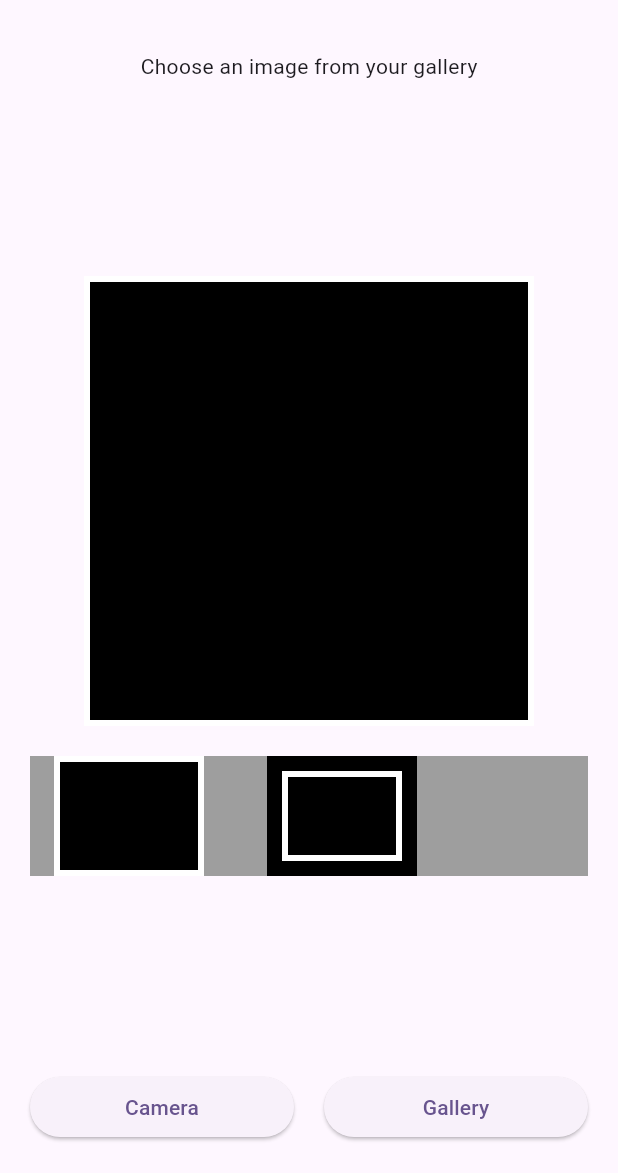
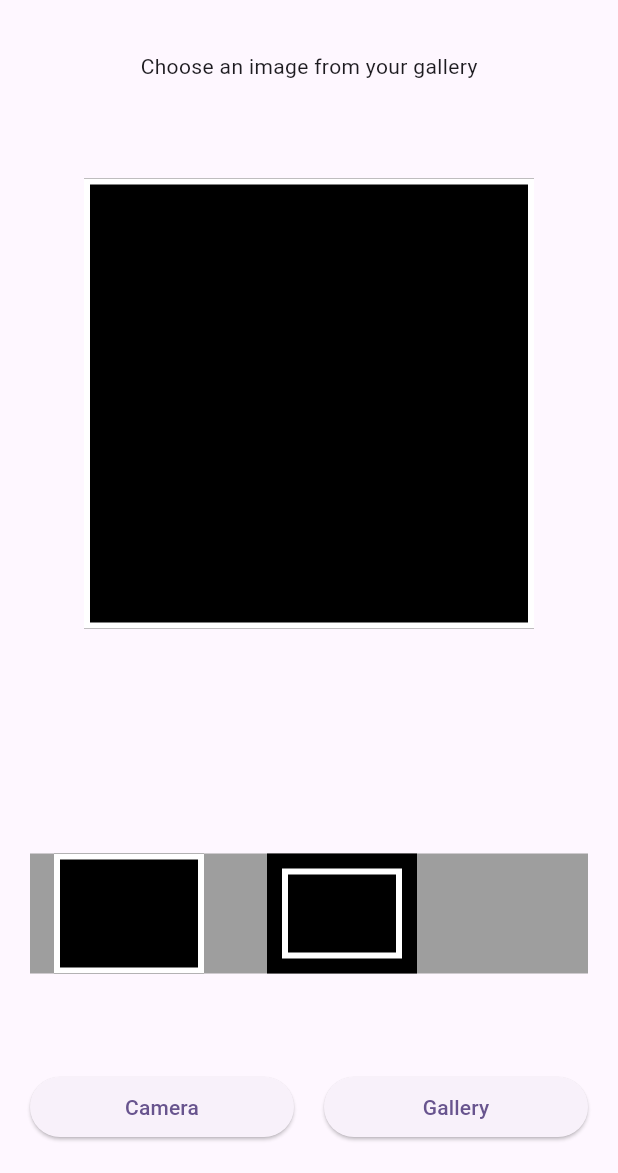
Before and after one commit to WhiteKr/framer, a Flutter app: the screen it shows after launch, on a phone screen of 412 x 824 dp, the part 63-1236 px from its top. Run offline on Flutter 3.47's test engine with Material 3 defaults, Android fonts, the phone set to English and light mode, and no system bars; our stand-ins replace image_picker.

Commit message:
fix: layout

```diff
--- a/lib/main.dart
+++ b/lib/main.dart
@@ -50,6 +50,8 @@ class _HomePageState extends State<HomePage> {
           children: [
             const Text('Choose an image from your gallery'),
             _buildPhotoArea(),
+            const SizedBox(height: 20),
+            _buildFilterList(),
             Row(
               children: [
                 Expanded(
@@ -78,16 +80,10 @@ class _HomePageState extends State<HomePage> {
   }
 
   Widget _buildPhotoArea() {
-    return Column(
-      children: [
-        ImageFrame(
-          image: _image != null ? Image.file(File(_image!.path)) : null,
-          type: _frameType,
-          dimension: 300,
-        ),
-        const SizedBox(height: 20),
-        _buildFilterList(),
-      ],
+    return ImageFrame(
+      image: _image != null ? Image.file(File(_image!.path)) : null,
+      type: _frameType,
+      dimension: 300,
     );
   }
 
```
